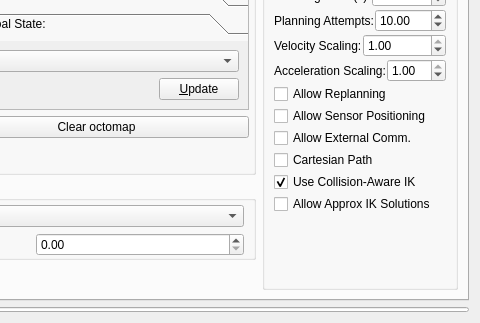
This is moveit_ros/visualization/motion_planning_rviz_plugin/src/ui/motion_planning_rviz_plugin_frame.ui in moveit/moveit as Qt 5 draws it before an edit; both pictures show x 212 to 692 and y 91 to 414 of the 692 by 414 pixel window. The edited form follows.
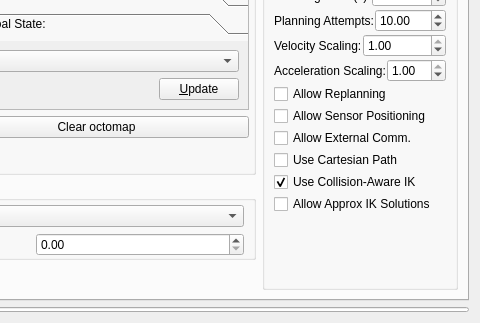
This is the edited form. The open tabs and pages were chosen to show the change. Custom widgets are drawn as their Qt base class.

Commit message: use 'use_cartesian_path' for readibility

```diff
--- a/moveit_ros/visualization/motion_planning_rviz_plugin/src/ui/motion_planning_rviz_plugin_frame.ui
+++ b/moveit_ros/visualization/motion_planning_rviz_plugin/src/ui/motion_planning_rviz_plugin_frame.ui
@@ -784,7 +784,7 @@
           <item>
            <widget class="QCheckBox" name="cartesian_path">
             <property name="text">
-             <string>Cartesian Path</string>
+             <string>Use Cartesian Path</string>
             </property>
             <property name="checked">
              <bool>false</bool>
```
Left out of the diff: 2 changed lines with no effect on the pictures. The commit also changes 2 other files.
